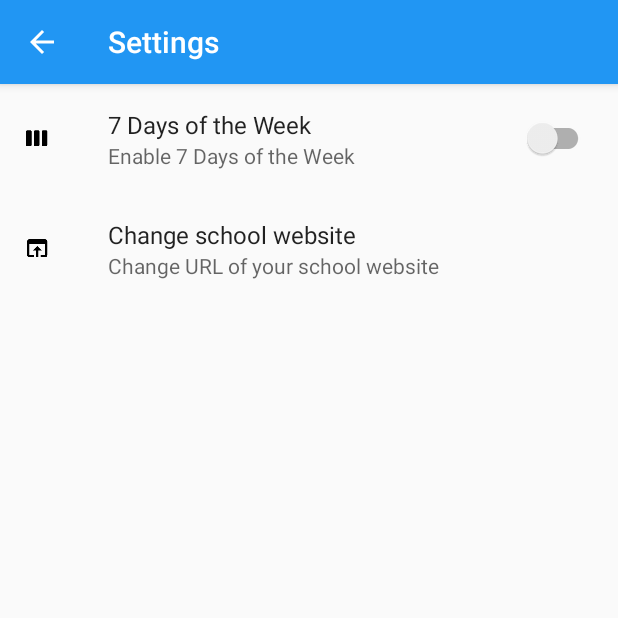
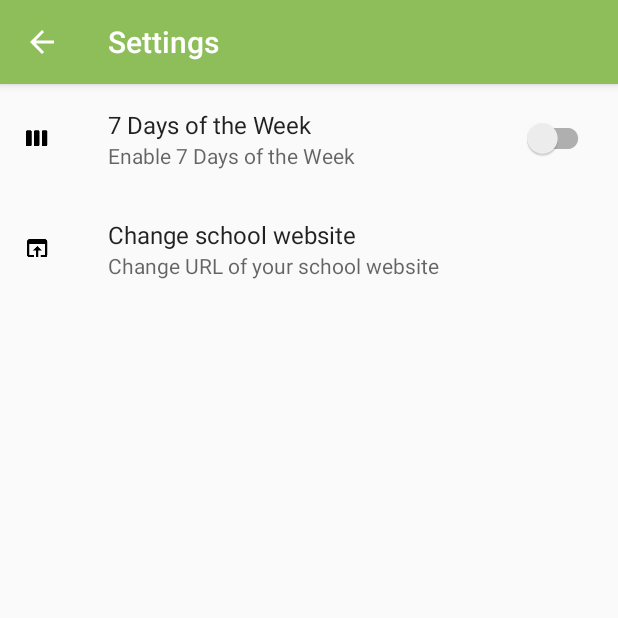
Before and after one commit to s3808279/secure-calendar, an Android app: the screen it shows after launch (SettingsActivity), in the options menu, after a tap on "Settings", on a phone screen of 412 x 824 dp, the top half of it. Run offline under Robolectric (Android 15) with nearby library versions, the phone set to English and light mode, and no system bars; our stand-ins replace androidx.preference; libraries missing offline, so code that uses them is left out: org.xdty.preference; Roboto replaces fonts that are not available here.

Commit message:
Strings - Changed Colors

```diff
--- a/app/src/main/res/values/colors.xml
+++ b/app/src/main/res/values/colors.xml
@@ -1,6 +1,6 @@
 <?xml version="1.0" encoding="utf-8"?>
 <resources>
-    <color name="colorPrimary">#2196F3</color>
-    <color name="colorPrimaryDark">#1976D2</color>
-    <color name="colorAccent">#03A9F4</color>
+    <color name="colorPrimary">#8ebe5a</color>
+    <color name="colorPrimaryDark">#669627</color>
+    <color name="colorAccent">#7eb239</color>
 </resources>
```
